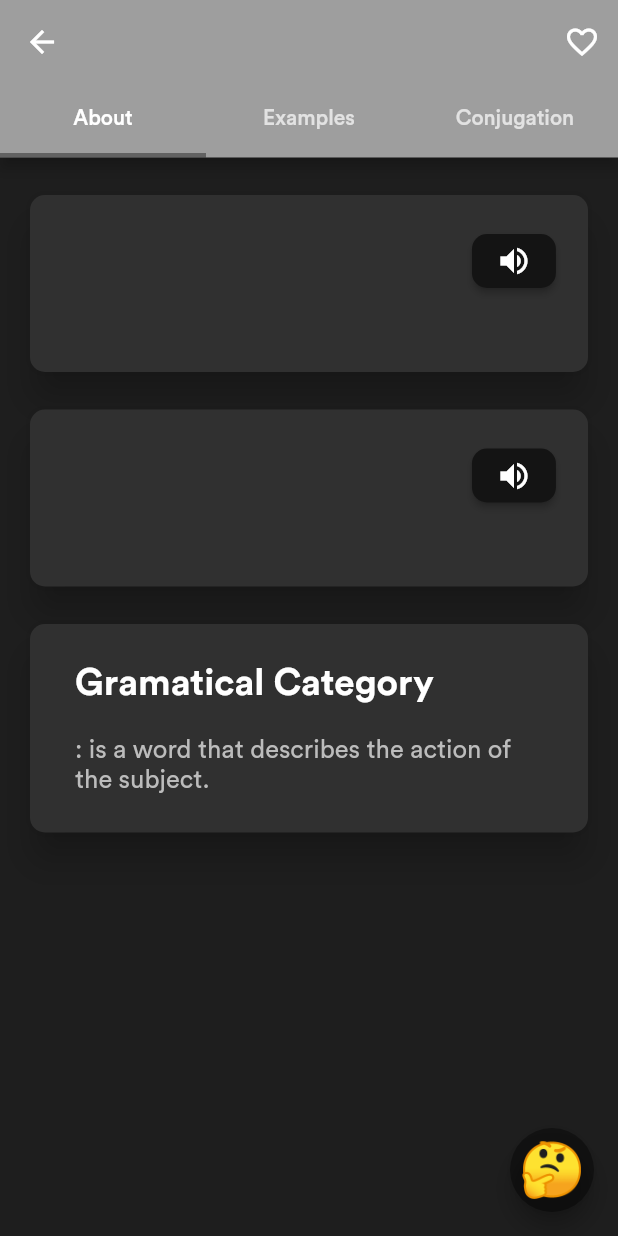
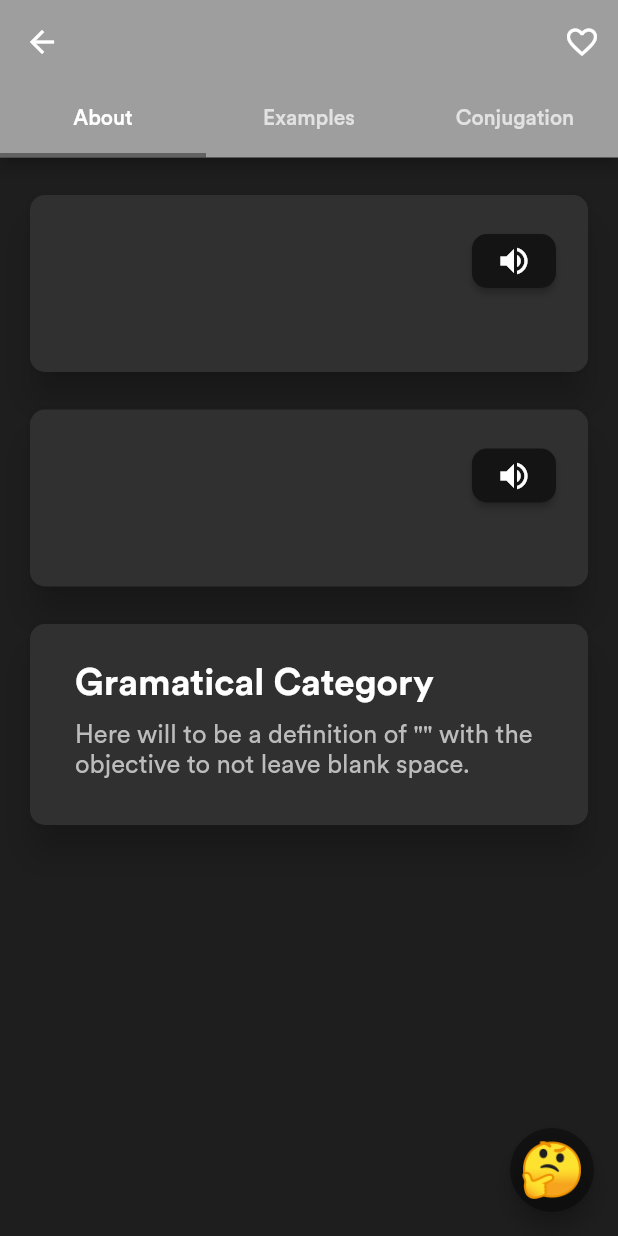
Before and after one commit to JoshuaR503/Vocabulary-Builder, a Flutter app: the WordScreen screen opened directly with empty values, on a phone screen of 412 x 824 dp. Run offline on Flutter 3.47's test engine with Material 2 defaults, Android fonts, the phone set to English and light mode, and no system bars; our stand-ins replace audioplayers, bloc, cached_network_image, data_connection_checker, dio, equatable and 6 more; missing offline and left inert: firebase_admob, flutter_web_browser, material_search; accounts and stored records are empty; statements that could not run were skipped.

Commit message:
Added conent

```diff
--- a/lib/v2/screens/word/widgets/word_about.dart
+++ b/lib/v2/screens/word/widgets/word_about.dart
@@ -69,17 +69,17 @@ class WordAboutCard extends StatelessWidget {
     );
 
     final Text definition = Text(
-      '${word.en.category}: is a word that describes the action of the subject.',
+      'Here will to be a definition of "${word.en.category}" with the objective to not leave blank space.',
       style: TextStyles.definitionStyle,
     );
 
     final List<Widget> children = <Widget>[
       Padding(
-        padding: EdgeInsets.only(right: 30, left: 30, top: 25, bottom: 10),
+        padding: EdgeInsets.only(right: 30, left: 30, top: 25, bottom: 5),
         child: title
       ),
       Padding(
-        padding: EdgeInsets.only(right: 30, left: 30, top: 10, bottom: 25),
+        padding: EdgeInsets.only(right: 30, left: 30, top: 5, bottom: 30),
         child: definition
       )
     ];
```
